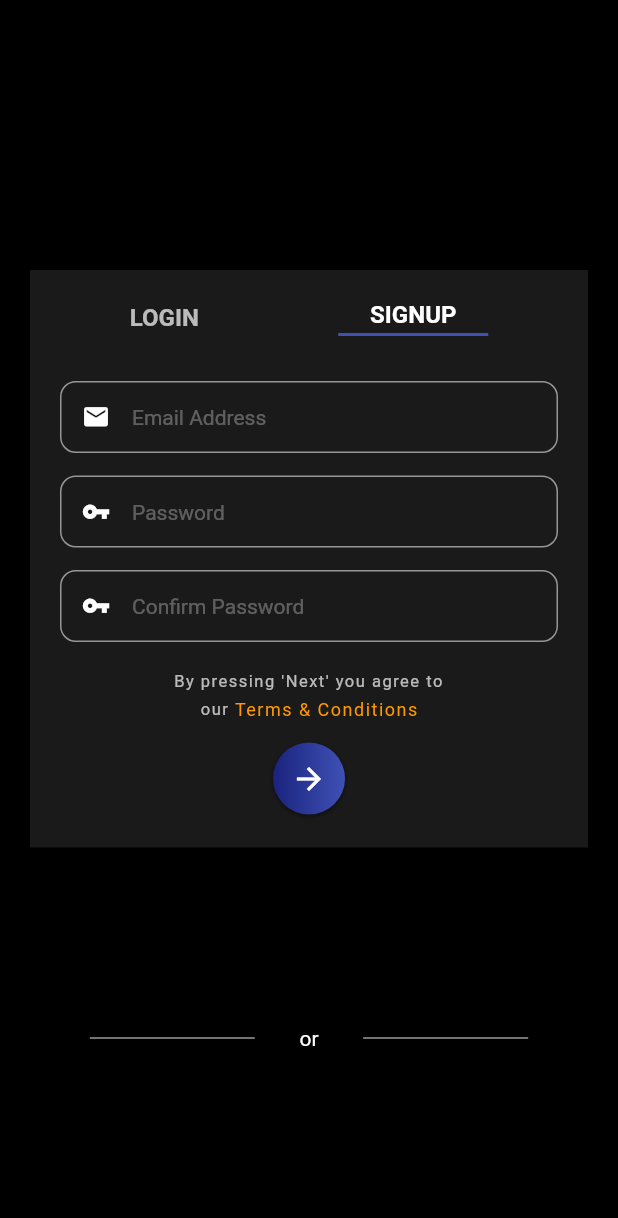
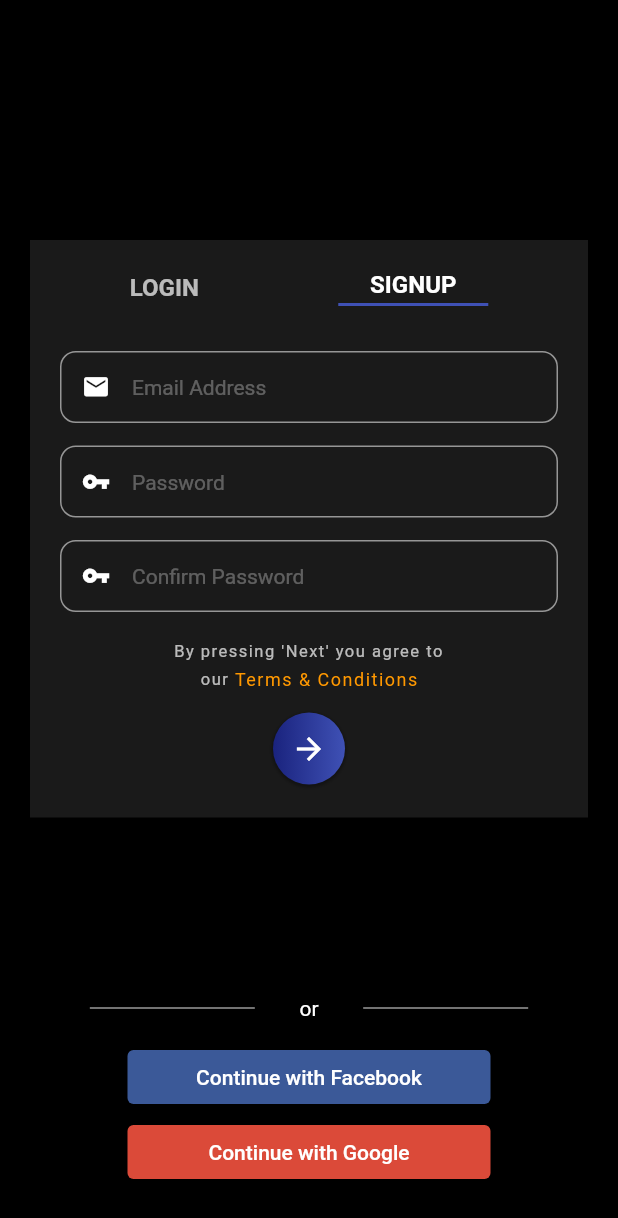
Before and after one commit to ShashiniU/Movie-App, a Flutter app: the RegisterPage screen opened directly, on a phone screen of 412 x 824 dp. Shown: the top 1218 px of the screen. Run offline on Flutter 3.47's test engine with Material 2 defaults, Android fonts, the phone set to English and light mode, and no system bars; our stand-ins replace dio, rxdart.

Commit message:
add googke login

```diff
--- a/lib/authentication/colors.dart
+++ b/lib/authentication/colors.dart
@@ -11,4 +11,6 @@ class ColorsPage {
   static const Color buttondark = Color(0xFF1A237E); //button dark(shade)
   static const Color buttonlight =
       Colors.indigo; // button light(shade), Login/sinup underline
+  static const Color facebook = Color(0xFF3B5998);
+  static const Color google = Color(0xFFDB4A39);
 }
--- /dev/null
+++ b/lib/authentication/facebook.dart
@@ -0,0 +1,23 @@
+import 'package:flutter/cupertino.dart';
+import 'package:flutter/material.dart';
+import 'package:movieapp/authentication/colors.dart';
+
+class Facebook extends StatefulWidget {
+  const Facebook({Key? key}) : super(key: key);
+
+  @override
+  _FacebookState createState() => _FacebookState();
+}
+
+class _FacebookState extends State<Facebook> {
+  @override
+  Widget build(BuildContext context) {
+    return Container(
+      child: ElevatedButton(
+        onPressed: () {},
+        child: Text("Continue with Facebook"),
+        style: ElevatedButton.styleFrom(primary: ColorsPage.facebook),
+      ),
+    );
+  }
+}
--- /dev/null
+++ b/lib/authentication/googleLogin.dart
@@ -0,0 +1,22 @@
+import 'package:flutter/material.dart';
+import 'package:movieapp/authentication/colors.dart';
+
+class GoogleLogin extends StatefulWidget {
+  const GoogleLogin({Key? key}) : super(key: key);
+
+  @override
+  _GoogleLoginState createState() => _GoogleLoginState();
+}
+
+class _GoogleLoginState extends State<GoogleLogin> {
+  @override
+  Widget build(BuildContext context) {
+    return Container(
+      child: ElevatedButton(
+        onPressed: () {},
+        child: Text("Continue with Google"),
+        style: ElevatedButton.styleFrom(primary: ColorsPage.google),
+      ),
+    );
+  }
+}
--- a/lib/authentication/loginoage.dart
+++ b/lib/authentication/registerPage.dart
@@ -1,6 +1,8 @@
 import 'package:flutter/cupertino.dart';
 import 'package:flutter/material.dart';
 import 'package:movieapp/authentication/colors.dart';
+import 'package:movieapp/authentication/facebook.dart';
+import 'package:movieapp/authentication/googleLogin.dart';
 
 class RegisterPage extends StatefulWidget {
   @override
@@ -25,7 +27,7 @@ class _RegisterPageState extends State<RegisterPage> {
           // Start ------   Signup/Login background(whitespace)--------------------------------------------------------------
 
           Positioned(
-            top: isSignupscreen ? 180 : 180,
+            top: isSignupscreen ? 160 : 160,
             child: Container(
               height: isSignupscreen ? 385 : 330,
               padding: EdgeInsets.all(20),
@@ -113,8 +115,8 @@ class _RegisterPageState extends State<RegisterPage> {
           //----------------------------bottom text---------------------------
           Positioned(
             top: isSignupscreen
-                ? MediaQuery.of(context).size.height - 140
-                : MediaQuery.of(context).size.height - 190,
+                ? MediaQuery.of(context).size.height - 160
+                : MediaQuery.of(context).size.height - 200,
             right: 0,
             left: 0,
             child: Row(
@@ -148,6 +150,23 @@ class _RegisterPageState extends State<RegisterPage> {
           ),
 
           //--------------Social Media ------------------------------------------
+          Positioned(
+            top: isSignupscreen
+                ? MediaQuery.of(context).size.height - 130
+                : MediaQuery.of(context).size.height - 160,
+            right: 85,
+            left: 85,
+            child: Facebook(),
+          ),
+
+          Positioned(
+            top: isSignupscreen
+                ? MediaQuery.of(context).size.height - 80
+                : MediaQuery.of(context).size.height - 110,
+            right: 85,
+            left: 85,
+            child: GoogleLogin(),
+          ),
         ],
       ),
     );
--- a/lib/main.dart
+++ b/lib/main.dart
@@ -1,5 +1,5 @@
 import 'package:flutter/material.dart';
-import 'package:movieapp/screens/home_screen.dart';
+import 'package:movieapp/authentication/registerPage.dart';
 
 void main() {
   runApp(MyApp());
@@ -10,12 +10,12 @@ class MyApp extends StatelessWidget {
   @override
   Widget build(BuildContext context) {
     return MaterialApp(
-      debugShowCheckedModeBanner: true,
+      debugShowCheckedModeBanner: false,
       title: 'Flutter Demo',
       theme: ThemeData(
         primarySwatch: Colors.blue,
       ),
-      home: HomeScreen(),
+      home: RegisterPage(),
     );
   }
 }
```
